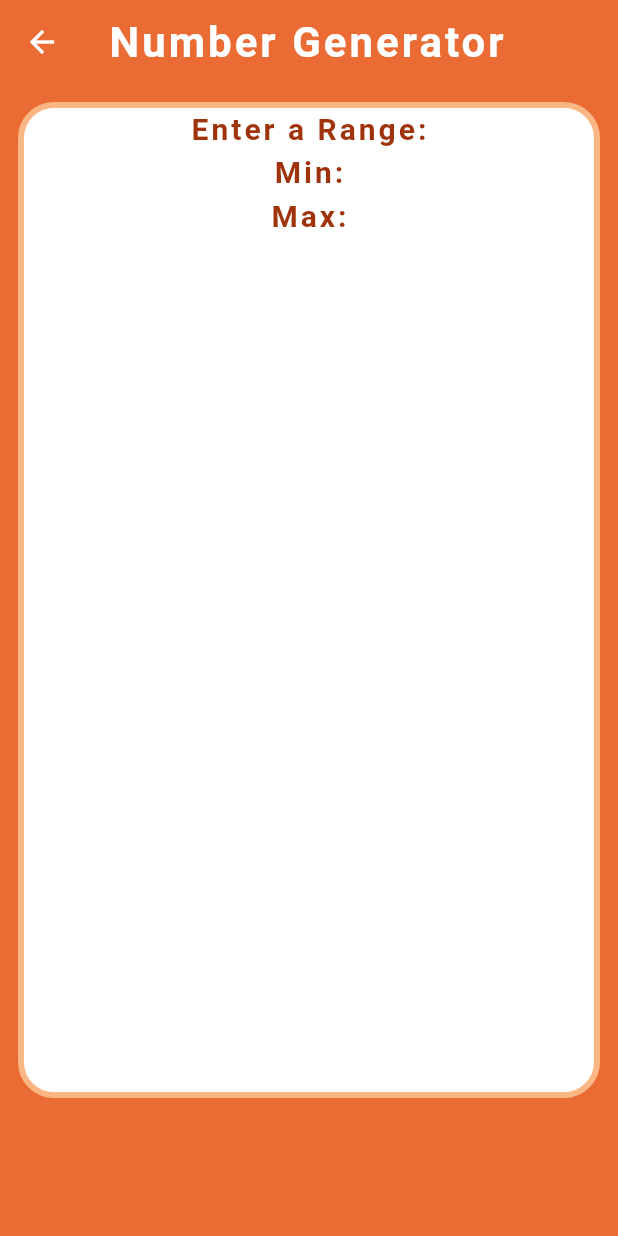
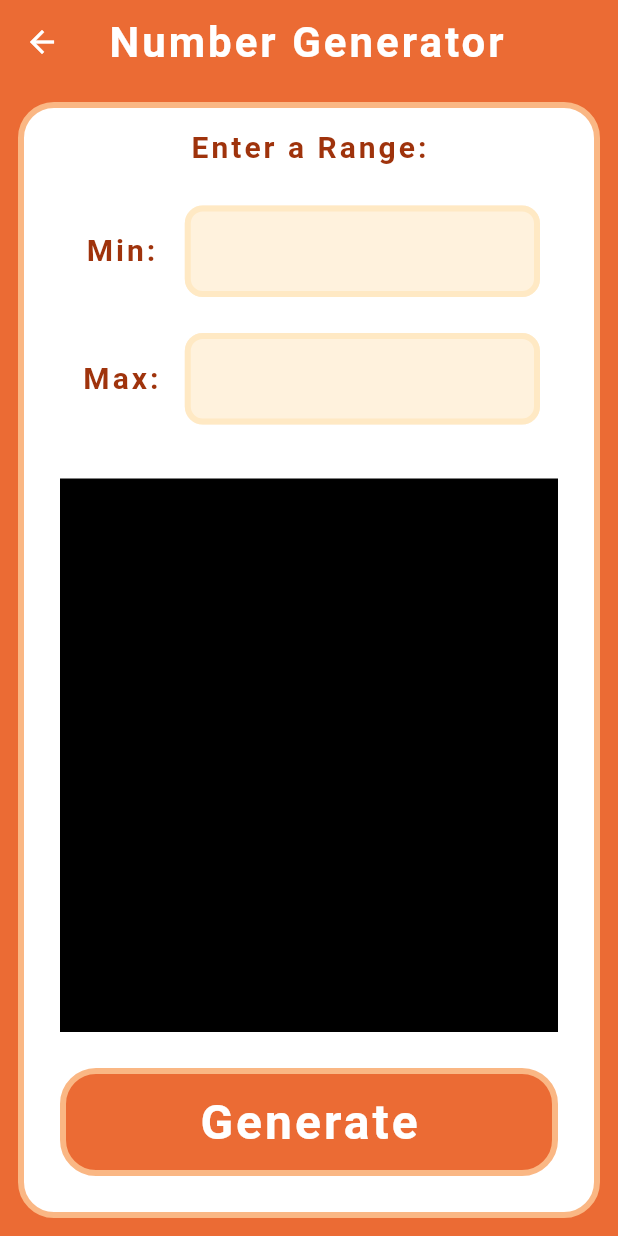
Before and after one commit to TavinaC/Decide., a Flutter app: the screen it shows after launch, after a tap on "Number Generator", on a phone screen of 412 x 824 dp. Run offline on Flutter 3.47's test engine with Material 3 defaults, Android fonts, the phone set to English and light mode, and no system bars; our stand-ins replace google_fonts.

Commit message:
some refactoring & input

```diff
--- a/lib/components/base_page.dart
+++ b/lib/components/base_page.dart
@@ -28,13 +28,8 @@ class BasePage extends StatelessWidget {
           )
         ),
       ),
-      body: Column(
-        children: [Expanded(
+      body: SafeArea(
           child: container,
-        )]
-      ),
-      bottomNavigationBar: BottomAppBar(
-        color: primary,
       ),
     );
   }
--- a/lib/pages/home.dart
+++ b/lib/pages/home.dart
@@ -58,6 +58,7 @@ class HomePage extends StatelessWidget {
                     ),
                 ],),
               ),
+
           ],)
 
     ));
--- a/lib/pages/rng.dart
+++ b/lib/pages/rng.dart
@@ -4,6 +4,7 @@ import 'package:decide2/components/base_page.dart';
 import 'package:decide2/styles/colors.dart';
 import 'package:decide2/styles/sizes.dart';
 import 'package:flutter/material.dart';
+import 'package:flutter/services.dart';
 
 class RNG extends StatelessWidget {
   const RNG({super.key});
@@ -22,36 +23,14 @@ class RNG extends StatelessWidget {
             ),
             borderRadius: BorderRadius.circular(radius),
         ),
-        child: Column(
-          crossAxisAlignment: CrossAxisAlignment.stretch,
-          children: [
-            Center(child:Text("Enter a Range:")),
-            Row (
-              mainAxisAlignment: MainAxisAlignment.center,
-              children: [
-                Text("Min:"),
-            ],),
-            Row (
-              mainAxisAlignment: MainAxisAlignment.center,
-              children: [
-                Text("Max:"),
-            ],),
-            Expanded(
-              child: Center (
-                child: NumberGenerator(),
-              )
-            )
-          ],
-        )
+        child: NumberGenerator(),
     ));
   }
 }
 
 class NumberGenerator extends StatefulWidget{
 
-  const NumberGenerator({super.key, this.num1, this.num2});
-  final dynamic num1;
-  final dynamic num2;
+  const NumberGenerator({super.key,});
 
   @override
   State<NumberGenerator> createState() => _NumberGenerator();
@@ -60,10 +39,122 @@ class NumberGenerator extends StatefulWidget{
 
 class _NumberGenerator extends State<NumberGenerator> {
 
+  final TextEditingController _num1 = TextEditingController();
+  final TextEditingController _num2 = TextEditingController();
+  final String rand = "";
 
   @override
   Widget build(BuildContext context) {
-    return Text("", textAlign: TextAlign.center, style: TextStyle(fontSize: 60),);
+    return Container(
+          constraints: const BoxConstraints.expand(),
+          padding: EdgeInsets.all(padding),
+          child: Column(
+            crossAxisAlignment: CrossAxisAlignment.stretch,
+            children: [
+              Center(child:Text("Enter a Range:")),
+              Padding(
+                padding: EdgeInsetsGeometry.only(left: 2*padding, right: 2*padding, top: 2*padding),
+                child: Row(
+                  spacing: padding,
+                  children: [
+                  Expanded(
+                    child: Text("Min:", textAlign: TextAlign.center,),
+                  ),
+                  Expanded (
+                    flex: 4,
+                    child: Input(num: _num1)
+                   ),
+                ],),
+              ),
+              Padding(
+                padding: EdgeInsetsGeometry.all(2*padding),
+                child: Row(
+                  spacing: padding,
+                  children: [
+                  Expanded(
+                    child: Text("Max:", textAlign: TextAlign.center,),
+                  ),
+                  Expanded (
+                    flex: 4,
+                    child: Input(num: _num2)
+                   ),
+                ],),
+              ),
+              Expanded(
+                child: Container (
+                  margin: EdgeInsets.all(padding),
+                  color: black,//implement random number here
+                )
+              ),
+              GestureDetector(
+                onTap: () {
+
+                },
+                child: Container(
+                  height: 6*padding,
+                  margin: EdgeInsets.all(padding),
+                  decoration: BoxDecoration(
+                      color: primary,
+                      border: Border.all(
+                        color: primaryLight,
+                        width: border,
+                      ),
+                      borderRadius: BorderRadius.circular(radius),
+                  ),
+                  child: Center(
+                    child: Text("Generate", style: TextStyle(color: white, fontSize: 32),),
+                  )
+                )
+              )
+            ],
+          )
+      );
+  }
+}
+
+class Input extends StatelessWidget {
+  const Input({super.key, required this.num});
+
+  final TextEditingController num;
+
+  @override
+  Widget build(BuildContext context) {
+    return TextField(
+            controller: num,
+            keyboardType: TextInputType.numberWithOptions(signed: true),
+            inputFormatters: <TextInputFormatter>[
+              FilteringTextInputFormatter.allow(
+                RegExp(r'^-?\d*')
+              ),
+              LengthLimitingTextInputFormatter(18)
+            ],
+            style: Theme.of(context).textTheme.bodyMedium,
+            decoration: InputDecoration(
+              enabledBorder: OutlineInputBorder(
+                borderSide: BorderSide(
+                  color: yellow,
+                  width: border,
+                ),
+                borderRadius: BorderRadius.circular(radius/2)
+              ),
+              focusedBorder: OutlineInputBorder(
+                borderSide: BorderSide(
+                  color: yellow,
+                  width: border,
+                ),
+                borderRadius: BorderRadius.circular(radius/2)
+              ),
+              errorBorder: OutlineInputBorder(
+                borderSide: BorderSide(
+                  color: primary,
+                  width: border,
+                ),
+                borderRadius: BorderRadius.circular(radius/2)
+              ),
+              fillColor: yellowLight,
+              filled: true,
+            )
+    );
   }
 
 }
--- a/lib/styles/colors.dart
+++ b/lib/styles/colors.dart
@@ -11,3 +11,5 @@ Color white = Color.fromARGB(255, 255, 255, 255);
 Color greyLight = Color.fromARGB(255, 201, 201, 201);
 Color greyDark = Color.fromARGB(255, 65, 65, 65);
 Color grey = Color.fromARGB(255, 144, 144, 144);
+Color yellow = Color.fromARGB(255, 255, 233, 196);
+Color yellowLight = Color.fromARGB(255, 255, 242, 221);
```
